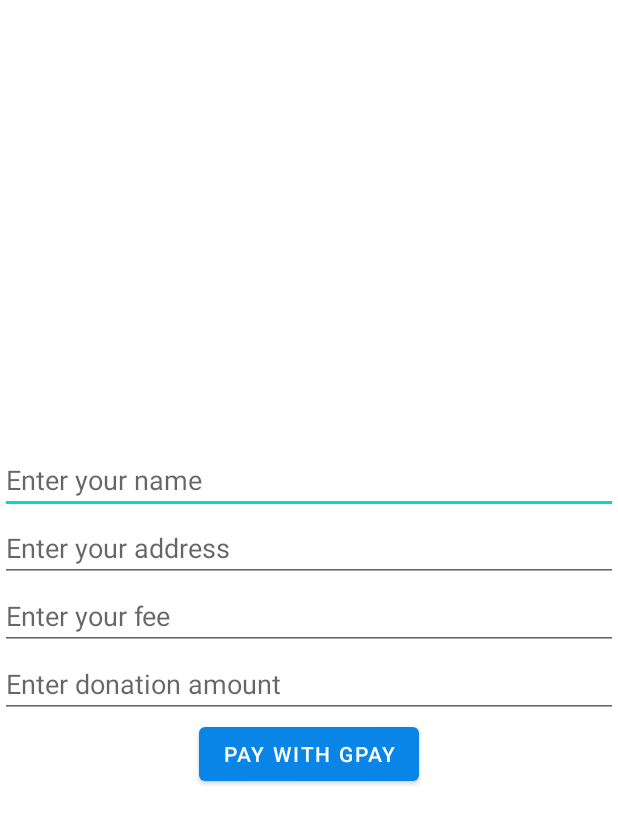
After one commit to Code-X-Novas/Shine_gdsc, an Android app: the DonationFormActivity screen opened directly, with no data from a screen before it, on a phone screen of 412 x 824 dp. The commit adds this screen. Shown: the top 824 px of the screen. Run offline under Robolectric (Android 15) with nearby library versions, the phone set to English and light mode, and no system bars.

Commit message:
Gpay integration intiated

```diff
--- /dev/null
+++ b/app/src/main/java/com/example/new_project/DonationFormActivity.java
@@ -0,0 +1,35 @@
+package com.example.new_project;
+
+import android.os.Bundle;
+import android.view.View;
+import android.widget.Button;
+
+import androidx.activity.EdgeToEdge;
+import androidx.appcompat.app.AppCompatActivity;
+import androidx.core.graphics.Insets;
+import androidx.core.view.ViewCompat;
+import androidx.core.view.WindowInsetsCompat;
+
+public class DonationFormActivity extends AppCompatActivity {
+
+    @Override
+    protected void onCreate(Bundle savedInstanceState) {
+        super.onCreate(savedInstanceState);
+        EdgeToEdge.enable(this);
+        setContentView(R.layout.activity_donation_form);
+
+        Button donateWithGPayButton = findViewById(R.id.payButton);
+        donateWithGPayButton.setOnClickListener(new View.OnClickListener() {
+            @Override
+            public void onClick(View v) {
+                initiateGooglePayPayment();
+
+            }
+        });
+        }
+
+    private void initiateGooglePayPayment() {
+    }
+
+
+}
--- /dev/null
+++ b/app/src/main/res/layout/activity_donation_form.xml
@@ -0,0 +1,45 @@
+<?xml version="1.0" encoding="utf-8"?>
+<!-- activity_donation_form.xml -->
+<LinearLayout xmlns:android="http://schemas.android.com/apk/res/android"
+    android:layout_width="match_parent"
+    android:layout_height="match_parent"
+    android:orientation="vertical"
+    android:gravity="center">
+
+    <!-- EditText field for name -->
+    <EditText
+        android:id="@+id/editTextName"
+        android:layout_width="match_parent"
+        android:layout_height="wrap_content"
+        android:hint="Enter your name" />
+
+    <!-- EditText field for address -->
+    <EditText
+        android:id="@+id/editTextAddress"
+        android:layout_width="match_parent"
+        android:layout_height="wrap_content"
+        android:hint="Enter your address" />
+
+    <EditText
+        android:id="@+id/feedback"
+        android:layout_width="match_parent"
+        android:layout_height="wrap_content"
+        android:hint="Enter your fee" />
+
+
+    <!-- EditText field for amount -->
+    <EditText
+        android:id="@+id/editTextAmount"
+        android:layout_width="match_parent"
+        android:layout_height="wrap_content"
+        android:hint="Enter donation amount"
+        android:inputType="numberDecimal" />
+
+    <!-- Button for initiating Google Pay payment -->
+    <Button
+        android:id="@+id/payButton"
+        android:layout_width="wrap_content"
+        android:layout_height="wrap_content"
+        android:text="Pay with Gpay" />
+
+</LinearLayout>
--- a/app/src/main/res/layout/fragment_help.xml
+++ b/app/src/main/res/layout/fragment_help.xml
@@ -36,7 +36,7 @@
             android:hint="Enter your report here"
             android:padding="10dp"
             android:textColor="@color/black"
-            android:textSize="19dp"
+            android:textSize="16dp"
             android:textStyle="bold" />
 
 
@@ -54,8 +54,8 @@
             android:layout_height="wrap_content"
             android:layout_below="@id/editText"
             android:layout_alignParentEnd="true"
-            android:layout_marginTop="606dp"
-            android:layout_marginEnd="14dp"
+            android:layout_marginTop="607dp"
+            android:layout_marginEnd="17dp"
             android:background="@drawable/custom_button_background"
             android:paddingStart="20dp"
             android:paddingTop="10dp"
--- a/gradle/libs.versions.toml
+++ b/gradle/libs.versions.toml
@@ -10,6 +10,9 @@
 googleServices = "4.4.1"
 firebaseAuth = "22.3.1"
 firebaseConfig = "21.6.1"
+playServicesWallet = "19.2.1"
+lifecycleViewmodelKtx = "2.6.1"
+lifecycleLivedataKtx = "2.6.1"
 
 [libraries]
 junit = { group = "junit", name = "junit", version.ref = "junit" }
@@ -22,6 +25,9 @@
 google-services = { group = "com.google.gms", name = "google-services", version.ref = "googleServices" }
 firebase-auth = { group = "com.google.firebase", name = "firebase-auth", version.ref = "firebaseAuth" }
 firebase-config = { group = "com.google.firebase", name = "firebase-config", version.ref = "firebaseConfig" }
+play-services-wallet = { group = "com.google.android.gms", name = "play-services-wallet", version.ref = "playServicesWallet" }
+lifecycle-viewmodel-ktx = { group = "androidx.lifecycle", name = "lifecycle-viewmodel-ktx", version.ref = "lifecycleViewmodelKtx" }
+lifecycle-livedata-ktx = { group = "androidx.lifecycle", name = "lifecycle-livedata-ktx", version.ref = "lifecycleLivedataKtx" }
 
 [plugins]
 androidApplication = { id = "com.android.application", version.ref = "agp" }
```
Also changed, not shown: app/build.gradle.kts (+7 -1 lines), app/src/main/AndroidManifest.xml (+8 -1 lines), app/src/main/java/com/example/new_project/fragment/fragment_profile.java (+17 -0 lines), app/src/main/res/drawable/buy_with_googlepay_button_content.xml (added, +54 -0 lines), app/src/main/res/layout/fragment_profile.xml (+11 -0 lines), app/src/main/res/values/dimens.xml (added, +27 -0 lines), app/src/main/res/values/googlepay_strings.xml (added, +20 -0 lines), app/src/main/res/values/strings.xml (+10 -0 lines), app/src/main/res/template_pay_activity.png (added).
